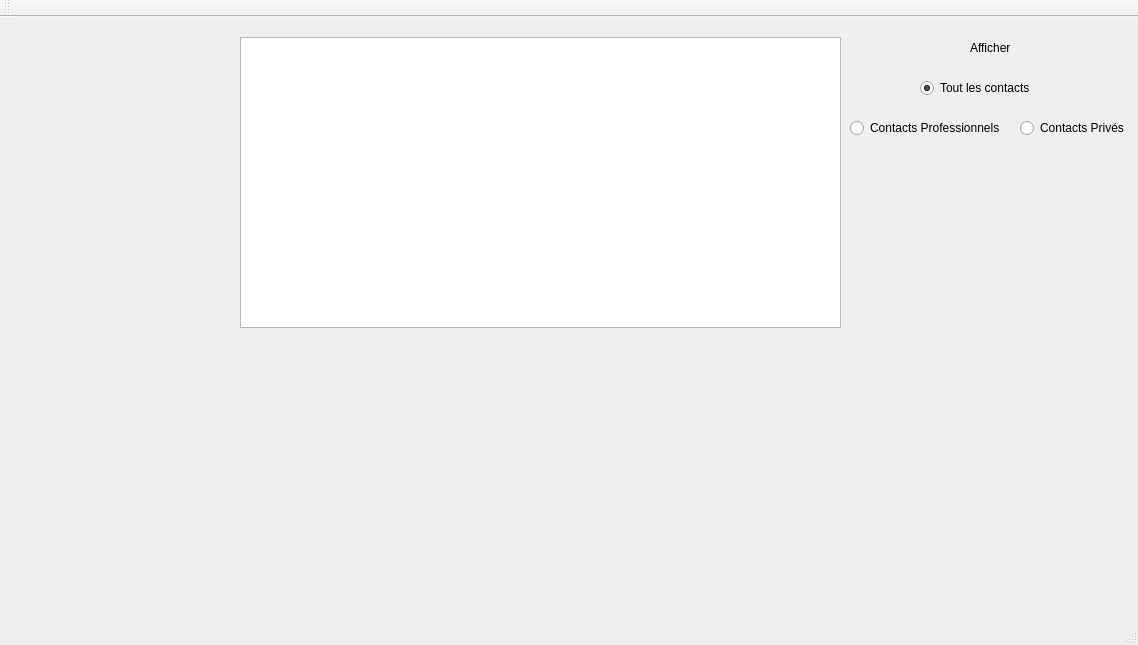
The window that mainwindow.ui (MJJR/Gestionnaire_Contact) describes before a commit, drawn with Qt 5.
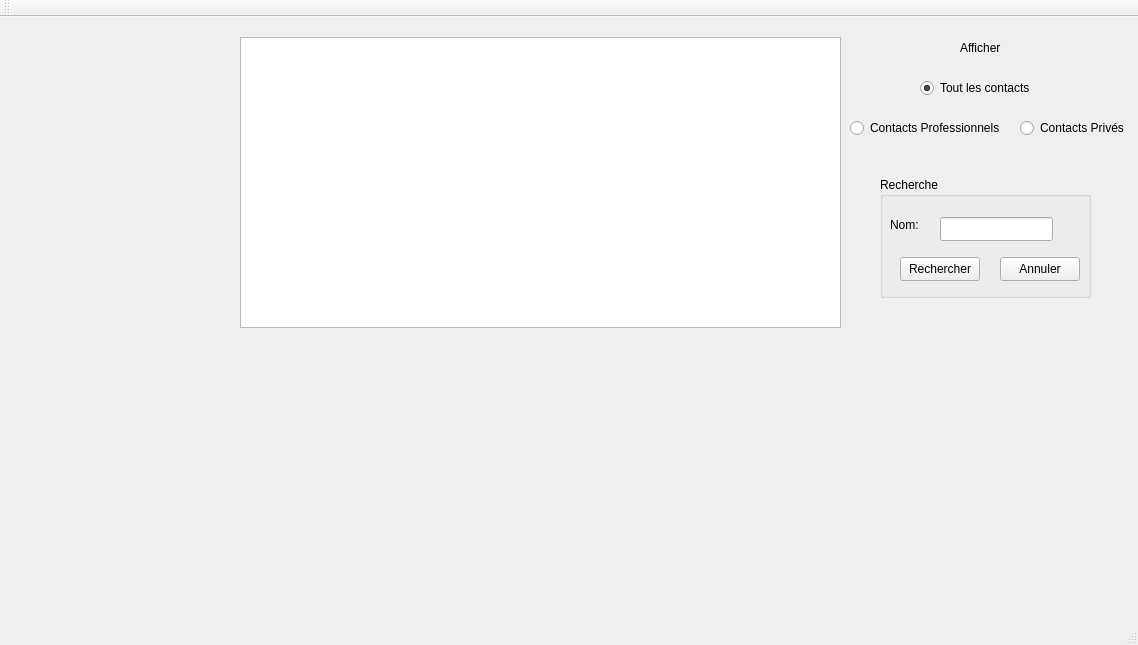
The same window after the commit.

Commit message: Recherche par nom

Diff of the .ui file:
```diff
--- a/mainwindow.ui
+++ b/mainwindow.ui
@@ -53,7 +53,7 @@
    <widget class="QLabel" name="radioLbl">
     <property name="geometry">
      <rect>
-      <x>970</x>
+      <x>960</x>
       <y>20</y>
       <width>81</width>
       <height>21</height>
@@ -79,6 +79,68 @@
      <bool>true</bool>
     </property>
    </widget>
+   <widget class="QGroupBox" name="rechercheBox">
+    <property name="geometry">
+     <rect>
+      <x>880</x>
+      <y>160</y>
+      <width>211</width>
+      <height>121</height>
+     </rect>
+    </property>
+    <property name="title">
+     <string>Recherche</string>
+    </property>
+    <widget class="QPushButton" name="rechercheBtn">
+     <property name="geometry">
+      <rect>
+       <x>20</x>
+       <y>80</y>
+       <width>80</width>
+       <height>24</height>
+      </rect>
+     </property>
+     <property name="text">
+      <string>Rechercher</string>
+     </property>
+    </widget>
+    <widget class="QLineEdit" name="rechercheEdit">
+     <property name="geometry">
+      <rect>
+       <x>60</x>
+       <y>40</y>
+       <width>113</width>
+       <height>24</height>
+      </rect>
+     </property>
+    </widget>
+    <widget class="QLabel" name="rechercheLbl">
+     <property name="geometry">
+      <rect>
+       <x>10</x>
+       <y>40</y>
+       <width>49</width>
+       <height>16</height>
+      </rect>
+     </property>
+     <property name="text">
+      <string>Nom:</string>
+     </property>
+    </widget>
+    <widget class="QPushButton" name="rechercheCancl">
+     <property name="geometry">
+      <rect>
+       <x>120</x>
+       <y>80</y>
+       <width>80</width>
+       <height>24</height>
+      </rect>
+     </property>
+     <property name="text">
+      <string>Annuler</string>
+     </property>
+    </widget>
+   </widget>
   </widget>
   <widget class="QMenuBar" name="menuBar">
    <property name="geometry">
```
The commit also changes 2 other files.
